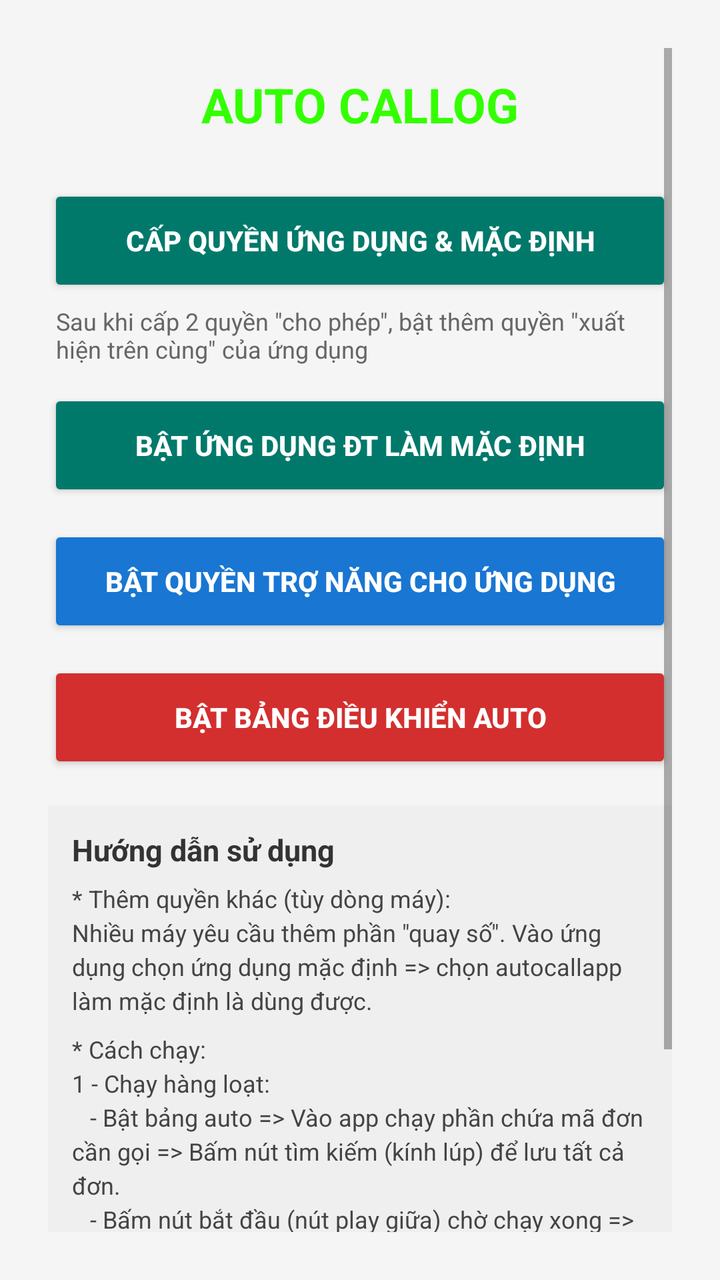
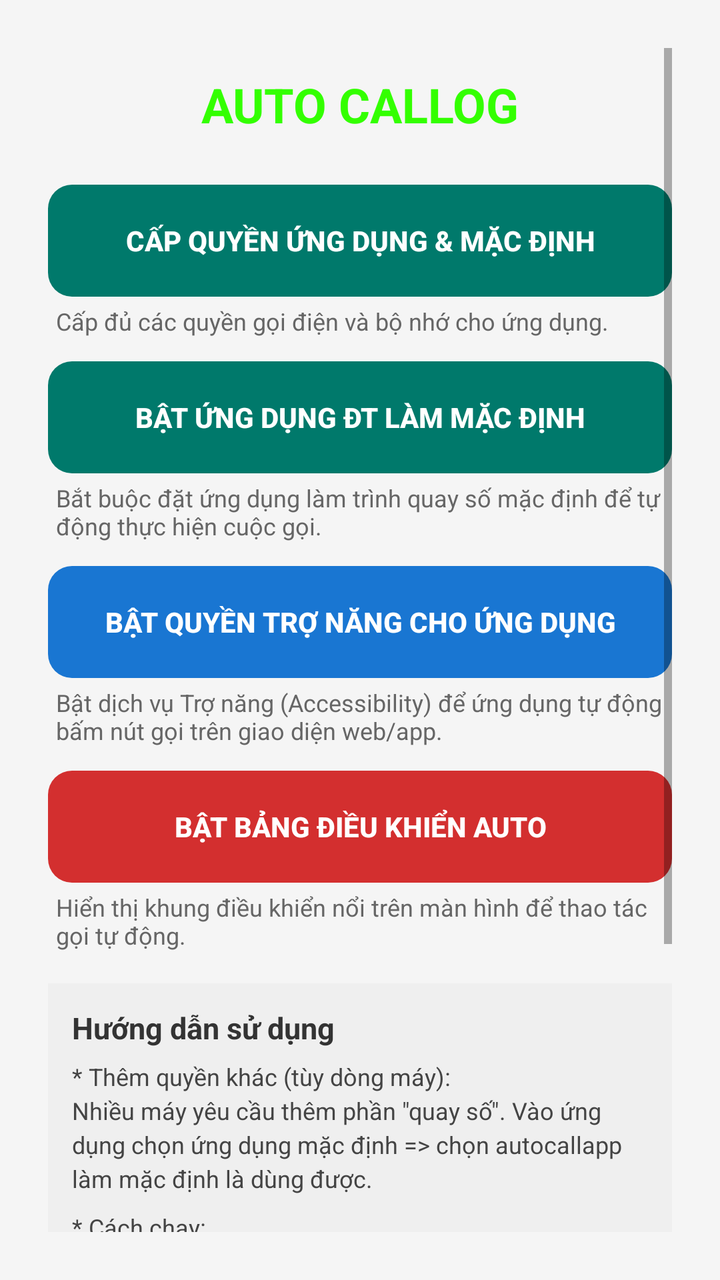

Before-and-after screenshots of an Android layout around one commit, followed by the original layout XML and the change that was made.
<!-- AndroidManifest.xml: application theme Theme.AppCompat.Light.NoActionBar -->
<!-- res/layout/activity_main.xml -->
<?xml version="1.0" encoding="utf-8"?>
<ScrollView xmlns:android="http://schemas.android.com/apk/res/android"
    android:layout_width="match_parent"
    android:layout_height="match_parent"
    android:background="#F5F5F5"
    android:fillViewport="true"
    android:padding="24dp">

    <LinearLayout
        android:layout_width="match_parent"
        android:layout_height="wrap_content"
        android:orientation="vertical">

        
        <TextView
            android:layout_width="match_parent"
            android:layout_height="wrap_content"
            android:text="AUTO CALLOG"
            android:textSize="24sp"
            android:textStyle="bold"
            android:textColor="#33FF00"
            android:gravity="center"
            android:layout_marginTop="12dp"
            android:layout_marginBottom="24dp"/>

        
        <LinearLayout
            android:layout_width="match_parent"
            android:layout_height="wrap_content"
            android:orientation="vertical">

            
            <Button
                android:id="@+id/btnGrantPermissions"
                android:layout_width="match_parent"
                android:layout_height="56dp"
                android:text="Cấp quyền ứng dụng &amp; mặc định"
                android:textSize="14sp"
                android:textStyle="bold"
                android:backgroundTint="#00796B"
                android:textColor="#FFFFFF"
                android:layout_marginBottom="4dp"/>

            
            <TextView
                android:layout_width="match_parent"
                android:layout_height="wrap_content"
                android:text="Sau khi cấp 2 quyền &quot;cho phép&quot;, bật thêm quyền &quot;xuất hiện trên cùng&quot; của ứng dụng"
                android:textSize="12sp"
                android:textColor="#666666"
                android:layout_marginBottom="12dp"
                android:paddingHorizontal="4dp"/>

            
            <Button
                android:id="@+id/btnOpenDefaultSettings"
                android:layout_width="match_parent"
                android:layout_height="56dp"
                android:text="Bật ứng dụng đt làm mặc định"
                android:textSize="14sp"
                android:textStyle="bold"
                android:backgroundTint="#00796B"
                android:textColor="#FFFFFF"
                android:layout_marginBottom="12dp"/>

            
            <Button
                android:id="@+id/btnOpenAccessibility"
                android:layout_width="match_parent"
                android:layout_height="56dp"
                android:text="Bật quyền trợ năng cho ứng dụng"
                android:textSize="14sp"
                android:textStyle="bold"
                android:backgroundTint="#1976D2"
                android:textColor="#FFFFFF"
                android:layout_marginBottom="12dp"/>

            
            <Button
                android:id="@+id/btnStartPopup"
                android:layout_width="match_parent"
                android:layout_height="56dp"
                android:text="Bật bảng điều khiển auto"
                android:textSize="14sp"
                android:textStyle="bold"
                android:backgroundTint="#D32F2F"
                android:textColor="#FFFFFF"
                android:layout_marginBottom="16dp"/>

            
            <LinearLayout
                android:layout_width="match_parent"
                android:layout_height="wrap_content"
                android:orientation="vertical"
                android:background="#EFEFEF"
                android:padding="12dp"
                android:layout_marginBottom="24dp">

                <TextView
                    android:layout_width="wrap_content"
                    android:layout_height="wrap_content"
                    android:text="Hướng dẫn sử dụng"
                    android:textSize="15sp"
                    android:textStyle="bold"
                    android:textColor="#333333"
                    android:layout_marginBottom="6dp" />

                <TextView
                    android:layout_width="match_parent"
                    android:layout_height="wrap_content"
                    android:text="* Thêm quyền khác (tùy dòng máy):\nNhiều máy yêu cầu thêm phần &quot;quay số&quot;. Vào ứng dụng chọn ứng dụng mặc định => chọn autocallapp làm mặc định là dùng được."
                    android:textSize="12sp"
                    android:textColor="#444444"
                    android:layout_marginBottom="8dp"
                    android:lineSpacingExtra="3dp" />

                <TextView
                    android:layout_width="match_parent"
                    android:layout_height="wrap_content"
                    android:text="* Cách chạy:\n1 - Chạy hàng loạt:\n   - Bật bảng auto => Vào app chạy phần chứa mã đơn cần gọi => Bấm nút tìm kiếm (kính lúp) để lưu tất cả đơn.\n   - Bấm nút bắt đầu (nút play giữa) chờ chạy xong => Bấm dừng hoặc dấu x nếu không dùng đến.\n2 - Chạy thủ công từng mã:\n   - Chỉ cần bấm vào nút gọi của đơn hàng là auto tự hoạt động."
                    android:textSize="12sp"
                    android:textColor="#444444"
                    android:lineSpacingExtra="3dp" />
            </LinearLayout>

        </LinearLayout>

        
        <View
            android:layout_width="match_parent"
            android:layout_height="0dp"
            android:layout_weight="1"/>

        
        <TextView
            android:id="@+id/txtExpiry"
            android:layout_width="wrap_content"
            android:layout_height="wrap_content"
            android:text="HSD: 30/09/2026"
            android:textSize="14sp"
            android:textStyle="italic"
            android:textColor="#555555"
            android:gravity="start"
            android:layout_marginTop="8dp"
            android:layout_marginBottom="8dp"/>

    </LinearLayout>
</ScrollView>
<!-- resources referenced by this layout -->
<resources>

</resources>

<!-- the commit's change to res/layout/activity_main.xml (unified diff, before → after) -->
@@ -37,6 +37,7 @@
                 android:text="Cấp quyền ứng dụng &amp; mặc định"
                 android:textSize="14sp"
                 android:textStyle="bold"
+                android:background="@drawable/bg_rounded_button"
                 android:backgroundTint="#00796B"
                 android:textColor="#FFFFFF"
                 android:layout_marginBottom="4dp"/>
@@ -45,7 +46,7 @@
             <TextView
                 android:layout_width="match_parent"
                 android:layout_height="wrap_content"
-                android:text="Sau khi cấp 2 quyền &quot;cho phép&quot;, bật thêm quyền &quot;xuất hiện trên cùng&quot; của ứng dụng"
+                android:text="Cấp đủ các quyền gọi điện và bộ nhớ cho ứng dụng."
                 android:textSize="12sp"
                 android:textColor="#666666"
                 android:layout_marginBottom="12dp"
@@ -56,12 +57,23 @@
                 android:id="@+id/btnOpenDefaultSettings"
                 android:layout_width="match_parent"
                 android:layout_height="56dp"
-                android:text="Bật ứng dụng đt làm mặc định"
+                android:text="Bật ứng dụng ĐT làm mặc định"
                 android:textSize="14sp"
                 android:textStyle="bold"
+                android:background="@drawable/bg_rounded_button"
                 android:backgroundTint="#00796B"
                 android:textColor="#FFFFFF"
-                android:layout_marginBottom="12dp"/>
+                android:layout_marginBottom="4dp"/>
+
+            
+            <TextView
+                android:layout_width="match_parent"
+                android:layout_height="wrap_content"
+                android:text="Bắt buộc đặt ứng dụng làm trình quay số mặc định để tự động thực hiện cuộc gọi."
+                android:textSize="12sp"
+                android:textColor="#666666"
+                android:layout_marginBottom="12dp"
+                android:paddingHorizontal="4dp"/>
 
             
             <Button
@@ -71,9 +83,20 @@
                 android:text="Bật quyền trợ năng cho ứng dụng"
                 android:textSize="14sp"
                 android:textStyle="bold"
+                android:background="@drawable/bg_rounded_button"
                 android:backgroundTint="#1976D2"
                 android:textColor="#FFFFFF"
-                android:layout_marginBottom="12dp"/>
+                android:layout_marginBottom="4dp"/>
+
+            
+            <TextView
+                android:layout_width="match_parent"
+                android:layout_height="wrap_content"
+                android:text="Bật dịch vụ Trợ năng (Accessibility) để ứng dụng tự động bấm nút gọi trên giao diện web/app."
+                android:textSize="12sp"
+                android:textColor="#666666"
+                android:layout_marginBottom="12dp"
+                android:paddingHorizontal="4dp"/>
 
             
             <Button
@@ -83,9 +106,20 @@
                 android:text="Bật bảng điều khiển auto"
                 android:textSize="14sp"
                 android:textStyle="bold"
+                android:background="@drawable/bg_rounded_button"
                 android:backgroundTint="#D32F2F"
                 android:textColor="#FFFFFF"
-                android:layout_marginBottom="16dp"/>
+                android:layout_marginBottom="4dp"/>
+
+            
+            <TextView
+                android:layout_width="match_parent"
+                android:layout_height="wrap_content"
+                android:text="Hiển thị khung điều khiển nổi trên màn hình để thao tác gọi tự động."
+                android:textSize="12sp"
+                android:textColor="#666666"
+                android:layout_marginBottom="16dp"
+                android:paddingHorizontal="4dp"/>
 
             
             <LinearLayout
<!-- resource entries referenced after the edit -->
@@ -1,5 +1,12 @@
 <!-- resources referenced by this layout -->
 <resources>
-
+  <!-- drawable bg_rounded_button (drawable) -->
+  <?xml version="1.0" encoding="utf-8"?>
+  <shape xmlns:android="http://schemas.android.com/apk/res/android"
+      android:shape="rectangle">
+      
+      <corners android:radius="12dp" />
+      
+  </shape>
 </resources>
 
